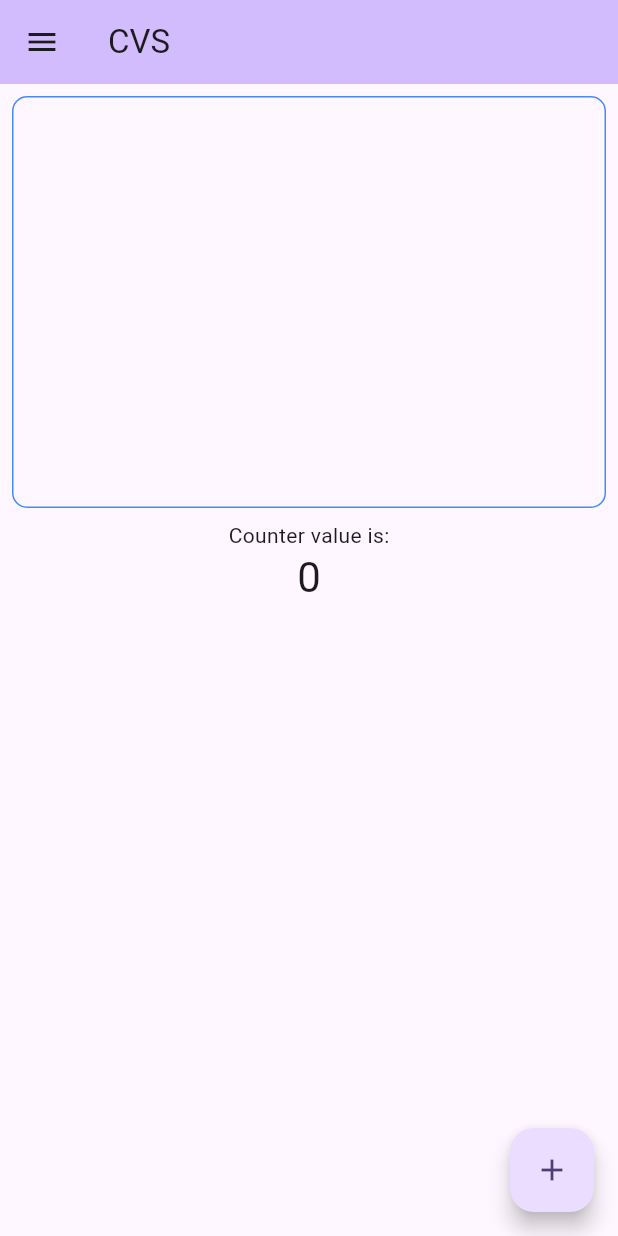
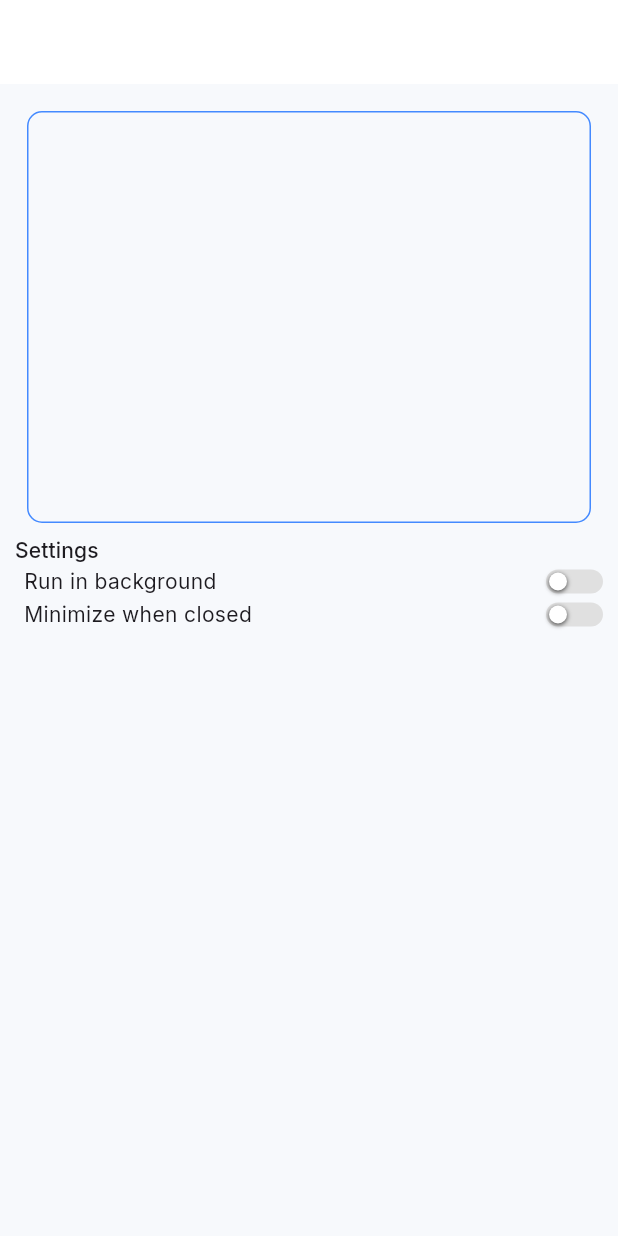
Before and after one commit to irhmaan/blinkers, a Flutter app: the screen it shows after launch, on a phone screen of 412 x 824 dp. Run offline on Flutter 3.47's test engine with Material 3 defaults, Android fonts, the phone set to English and light mode, and no system bars; our stand-ins replace google_fonts, loggy; missing offline and left inert: window_manager.

Commit message:
File Structure changed - screens and widgets inside presentation. Custom Row Widget created with slider button. Added Fixed Windows sizing to application. Added logger service.

```diff
--- /dev/null
+++ b/lib/core/app_theme.dart
@@ -0,0 +1,163 @@
+// app_theme.dart
+// Theme + Font utility using google_fonts
+
+import 'package:flutter/material.dart';
+import 'package:google_fonts/google_fonts.dart';
+
+class AppColors {
+  AppColors._();
+  static const Color primary = Color(0xFF0B63D6);
+  static const Color primaryVariant = Color(0xFF084FB0);
+  static const Color secondary = Color(0xFF00BFA6);
+  static const Color bg = Color(0xFFF7F9FC);
+  static const Color surface = Colors.white;
+  static const Color error = Color(0xFFB00020);
+}
+
+class AppFonts {
+  AppFonts._();
+
+  // Use GoogleFonts to create TextStyle objects. These are convenient defaults
+  // -- call AppFonts.h1, AppFonts.body, etc. from widgets or use AppTheme's textTheme.
+
+  static TextStyle h1([Color? color]) => GoogleFonts.poppins(
+    fontSize: 28,
+    fontWeight: FontWeight.w700,
+    letterSpacing: -0.5,
+    color: color,
+  );
+
+  static TextStyle h2([Color? color]) => GoogleFonts.poppins(
+    fontSize: 22,
+    fontWeight: FontWeight.w600,
+    color: color,
+  );
+
+  static TextStyle subtitle([Color? color]) => GoogleFonts.inter(
+    fontSize: 16,
+    fontWeight: FontWeight.w500,
+    color: color,
+  );
+
+  static TextStyle body([Color? color]) => GoogleFonts.inter(
+    fontSize: 14,
+    fontWeight: FontWeight.w400,
+    height: 1.4,
+    color: color,
+  );
+
+  static TextStyle caption([Color? color]) => GoogleFonts.inter(
+    fontSize: 12,
+    fontWeight: FontWeight.w400,
+    color: color,
+  );
+}
+
+class AppTheme {
+  AppTheme._();
+
+  static final _lightColorScheme = ColorScheme(
+    brightness: Brightness.light,
+    primary: AppColors.primary,
+    onPrimary: Colors.white,
+    secondary: AppColors.secondary,
+    onSecondary: Colors.white,
+    error: AppColors.error,
+    onError: Colors.white,
+    surfaceContainer: AppColors.bg,
+    onSurfaceVariant: Colors.black87,
+    surface: AppColors.surface,
+    onSurface: Colors.black87,
+  );
+
+  static ThemeData get lightTheme {
+    final base = ThemeData.light();
+    return base.copyWith(
+      colorScheme: _lightColorScheme,
+      primaryColor: _lightColorScheme.primary,
+      scaffoldBackgroundColor: _lightColorScheme.surfaceContainer,
+      appBarTheme: AppBarTheme(
+        backgroundColor: _lightColorScheme.primary,
+        foregroundColor: _lightColorScheme.onPrimary,
+        elevation: 0,
+        titleTextStyle: AppFonts.h2(_lightColorScheme.onPrimary),
+      ),
+      textTheme: GoogleFonts.interTextTheme().copyWith(
+        displayLarge: AppFonts.h1(_lightColorScheme.onSurface),
+        displayMedium: AppFonts.h2(_lightColorScheme.onSurface),
+        titleMedium: AppFonts.subtitle(_lightColorScheme.onSurface),
+        bodyLarge: AppFonts.body(_lightColorScheme.onSurface),
+        bodySmall: AppFonts.caption(_lightColorScheme.onSurface),
+      ),
+
+      elevatedButtonTheme: ElevatedButtonThemeData(
+        style: ElevatedButton.styleFrom(
+          textStyle: AppFonts.subtitle(Colors.white),
+          shape: RoundedRectangleBorder(
+            borderRadius: BorderRadius.circular(12),
+          ),
+          padding: const EdgeInsets.symmetric(horizontal: 18, vertical: 14),
+        ),
+      ),
+      cardTheme: CardTheme(
+        color: _lightColorScheme.surface,
+        elevation: 2,
+        shape: RoundedRectangleBorder(borderRadius: BorderRadius.circular(12)),
+      ),
+    );
+  }
+
+  static final _darkColorScheme = ColorScheme(
+    brightness: Brightness.dark,
+    primary: Color(0xFF4DA6FF),
+    onPrimary: Colors.black,
+    secondary: Color(0xFF66E0C1),
+    onSecondary: Colors.black,
+    error: AppColors.error,
+    onError: Colors.white,
+    // surface: Color(0xFF0B1020),
+    onSurface: Colors.white70,
+    surface: Color(0xFF0F1724),
+    // onSurface: Colors.white70,
+  );
+
+  static ThemeData get darkTheme {
+    final base = ThemeData.dark();
+    return base.copyWith(
+      colorScheme: _darkColorScheme,
+      primaryColor: _darkColorScheme.primary,
+      scaffoldBackgroundColor: _darkColorScheme.surface,
+      appBarTheme: AppBarTheme(
+        backgroundColor: _darkColorScheme.surface,
+        foregroundColor: _darkColorScheme.onSurface,
+        elevation: 0,
+        titleTextStyle: AppFonts.h2(_darkColorScheme.onSurface),
+      ),
+
+      textTheme: GoogleFonts.interTextTheme().copyWith(
+        labelLarge: AppFonts.h1(_darkColorScheme.onSurface),
+        displayLarge: AppFonts.h1(_darkColorScheme.onSurface),
+        bodyLarge: AppFonts.h1(_darkColorScheme.onSurface),
+        titleMedium: AppFonts.caption(_darkColorScheme.onSurface),
+        displayMedium: AppFonts.body(_darkColorScheme.onSurface),
+        bodySmall: AppFonts.body(_darkColorScheme.onSurface),
+        bodyMedium: AppFonts.body(_darkColorScheme.onSurface),
+      ),
+
+      elevatedButtonTheme: ElevatedButtonThemeData(
+        style: ElevatedButton.styleFrom(
+          textStyle: AppFonts.subtitle(_darkColorScheme.onPrimary),
+          shape: RoundedRectangleBorder(
+            borderRadius: BorderRadius.circular(12),
+          ),
+          padding: const EdgeInsets.symmetric(horizontal: 18, vertical: 14),
+        ),
+      ),
+      cardTheme: CardTheme(
+        color: _darkColorScheme.surface,
+        elevation: 1,
+        shape: RoundedRectangleBorder(borderRadius: BorderRadius.circular(12)),
+      ),
+    );
+  }
+}
--- /dev/null
+++ b/lib/core/global.dart
@@ -0,0 +1,9 @@
+// Global Application settings and configurations
+
+import 'dart:core';
+
+class Global {
+  bool isMinimizeToTray = false;
+  bool allowRunBackground = false;
+  bool startWithSystem = false;
+}
--- /dev/null
+++ b/lib/core/logger.dart
@@ -0,0 +1,20 @@
+import 'package:loggy/loggy.dart';
+
+class Logger {
+  // Singleton instance
+  static final Logger _instance = Logger._internal();
+
+  factory Logger() => _instance;
+
+  Logger._internal() {
+    // Initialize Loggy only once
+    Loggy.initLoggy(logPrinter: const PrettyPrinter(showColors: true));
+  }
+
+  final _loggy = Loggy("CVS Logger");
+
+  void debug(String message) => _loggy.debug(message);
+  void info(String message) => _loggy.info(message);
+  void warning(String message) => _loggy.warning(message);
+  void error(String message) => _loggy.error(message);
+}
--- /dev/null
+++ b/lib/core/tray_manager.dart
@@ -0,0 +1,3 @@
+class TrayManager {
+  void initTray() {}
+}
--- a/lib/main.dart
+++ b/lib/main.dart
@@ -1,9 +1,31 @@
-import 'package:cvs/screens/home.dart';
+import 'package:cvs/core/app_theme.dart';
+import 'package:cvs/presentation/screens/home.dart';
 import 'package:flutter/material.dart';
+import 'package:window_manager/window_manager.dart';
 
 void main() async {
   WidgetsFlutterBinding.ensureInitialized();
+  await windowManager.ensureInitialized();
 
+  const Size fixedSize = Size(800, 600); // your fixed width & height
+
+  WindowOptions windowOptions = const WindowOptions(
+    size: fixedSize,
+    center: true,
+    backgroundColor: Colors.transparent,
+    skipTaskbar: false,
+    titleBarStyle: TitleBarStyle.normal,
+  );
+
+  windowManager.waitUntilReadyToShow(windowOptions, () async {
+    await windowManager.show();
+    await windowManager.focus();
+
+    // Lock to fixed size
+    await windowManager.setSize(fixedSize);
+    await windowManager.setMinimumSize(fixedSize);
+    await windowManager.setMaximumSize(fixedSize);
+  });
   runApp(const MyApp());
 }
 
@@ -16,9 +38,9 @@ class MyApp extends StatelessWidget {
     return MaterialApp(
       title: 'Flutter Demo',
       debugShowCheckedModeBanner: false,
-      theme: ThemeData(
-        colorScheme: ColorScheme.fromSeed(seedColor: Colors.deepPurple),
-      ),
+      theme: AppTheme.lightTheme,
+      darkTheme: AppTheme.darkTheme,
+      themeMode: ThemeMode.system,
       home: const MyHomePage(title: 'CVS'),
     );
   }
--- /dev/null
+++ b/lib/presentation/screens/home.dart
@@ -0,0 +1,78 @@
+import 'package:cvs/presentation/widgets/row_textbox.dart';
+import 'package:cvs/utils/common_utils.dart';
+import 'package:flutter/material.dart';
+
+class MyHomePage extends StatefulWidget {
+  const MyHomePage({super.key, required this.title});
+  final String title;
+
+  @override
+  State<MyHomePage> createState() => _MyHomePageState();
+}
+
+class _MyHomePageState extends State<MyHomePage> {
+  bool _isOn = false;
+  bool isMinimized = false;
+
+  @override
+  Widget build(BuildContext context) {
+    return Scaffold(
+      // extendBodyBehindAppBar: true,
+      drawer: Drawer(),
+      appBar: AppBar(
+        backgroundColor: Theme.of(context).colorScheme.inversePrimary,
+        title: Text(widget.title),
+      ),
+      body: Center(
+        child: Padding(
+          padding: const EdgeInsets.all(10.0),
+          child: Column(
+            mainAxisAlignment: MainAxisAlignment.start,
+            children: <Widget>[
+              Padding(
+                padding: const EdgeInsets.all(8.0),
+                child: Container(
+                  height: CommonUtils.screenHeight(context) / 3,
+                  width: CommonUtils.screenWidth(context) / 1.0,
+                  decoration: BoxDecoration(
+                    border: Border.all(color: Colors.blueAccent),
+                    borderRadius: BorderRadius.circular(10),
+                  ),
+                ),
+              ),
+              Row(
+                children: [
+                  Text(
+                    'Settings',
+                    style: Theme.of(context).textTheme.labelLarge!.copyWith(),
+                  ),
+                ],
+              ),
+              Padding(
+                padding: const EdgeInsets.fromLTRB(6.0, 0, 0, 0),
+                child: Column(
+                  crossAxisAlignment: CrossAxisAlignment.start,
+                  children: [
+                    RowTextWidget(
+                      label: 'Run in background',
+                      hintText: 'Allow the app to run in background',
+                      value: _isOn,
+                      onChanged: (v) => setState(() => _isOn = v),
+                    ),
+                    // spacing between rows
+                    RowTextWidget(
+                      label: 'Minimize when closed',
+                      value: isMinimized,
+                      onChanged: (p0) => setState(() => isMinimized = p0),
+                      hintText: 'Minimize the app to system tray when closed',
+                    ),
+                  ],
+                ),
+              ),
+            ],
+          ),
+        ),
+      ),
+    );
+  }
+}
--- /dev/null
+++ b/lib/presentation/widgets/row_textbox.dart
@@ -0,0 +1,55 @@
+// Custom Row Text widget
+import 'package:cvs/presentation/widgets/slide_switch.dart';
+import 'package:flutter/material.dart';
+
+class RowTextWidget extends StatefulWidget {
+  final String label;
+  final String hintText;
+  final void Function(bool)? onChanged;
+  final bool value;
+
+  const RowTextWidget({
+    super.key,
+    required this.label,
+    required this.hintText,
+    this.onChanged,
+    this.value = false,
+  });
+
+  @override
+  State<RowTextWidget> createState() => _RowTextWidgetState();
+}
+
+class _RowTextWidgetState extends State<RowTextWidget> {
+  @override
+  Widget build(BuildContext context) {
+    return Padding(
+      padding: const EdgeInsets.symmetric(vertical: 1.0),
+      child: GestureDetector(
+        onTap: () => widget.onChanged?.call(!widget.value),
+        child: Row(
+          mainAxisAlignment: MainAxisAlignment.spaceBetween, // pushes apart
+          children: [
+            Tooltip(
+              preferBelow: false,
+              message: widget.hintText,
+              child: Text(
+                widget.label,
+                style: Theme.of(context).textTheme.bodyMedium,
+              ),
+            ),
+            CustomCupertinoSwitch(
+              value: widget.value,
+              onChanged: widget.onChanged,
+              activeColor: Colors.green,
+              inactiveColor: Colors.grey.shade300,
+              thumbColor: Colors.white,
+              width: 38,
+              height: 16,
+            ),
+          ],
+        ),
+      ),
+    );
+  }
+}
--- /dev/null
+++ b/lib/presentation/widgets/slide_switch.dart
@@ -0,0 +1,217 @@
+import 'package:flutter/material.dart';
+import 'package:flutter/services.dart';
+
+/// A compact, customizable Cupertino-like switch.
+/// - `value` and `onChanged` behave like a normal Switch.
+/// - Customize sizes, colors, duration, and padding.
+class CustomCupertinoSwitch extends StatefulWidget {
+  const CustomCupertinoSwitch({
+    super.key,
+    required this.value,
+    required this.onChanged,
+    this.activeColor,
+    this.inactiveColor,
+    this.thumbColor,
+    this.width = 50.0,
+    this.height = 30.0,
+    this.padding = 2.0,
+    this.duration = const Duration(milliseconds: 200),
+    this.disabled = false,
+  });
+
+  final bool value;
+  final ValueChanged<bool>? onChanged;
+  final Color? activeColor; // track color when true
+  final Color? inactiveColor; // track color when false
+  final Color? thumbColor;
+  final double width;
+  final double height;
+  final double padding;
+  final Duration duration;
+  final bool disabled;
+
+  @override
+  State<CustomCupertinoSwitch> createState() => _CustomCupertinoSwitchState();
+}
+
+class _CustomCupertinoSwitchState extends State<CustomCupertinoSwitch>
+    with TickerProviderStateMixin {
+  late bool _value;
+  late AnimationController _scaleController;
+
+  @override
+  void initState() {
+    super.initState();
+    _value = widget.value;
+    _scaleController = AnimationController(
+      vsync: this,
+      duration: const Duration(milliseconds: 120),
+      lowerBound: 0.0,
+      upperBound: 0.06,
+    );
+  }
+
+  @override
+  void didUpdateWidget(covariant CustomCupertinoSwitch oldWidget) {
+    super.didUpdateWidget(oldWidget);
+    if (oldWidget.value != widget.value) {
+      setState(() => _value = widget.value);
+    }
+  }
+
+  @override
+  void dispose() {
+    _scaleController.dispose();
+    super.dispose();
+  }
+
+  void _toggle() {
+    if (widget.disabled) return;
+    widget.onChanged?.call(!_value);
+    // optimistic UI update
+    setState(() => _value = !_value);
+  }
+
+  @override
+  Widget build(BuildContext context) {
+    final Color defaultActive = widget.activeColor ?? Color(0xFF34C759);
+    final Color defaultInactive = widget.inactiveColor ?? Colors.grey.shade300;
+    final Color defaultThumb = widget.thumbColor ?? Colors.white;
+    final double thumbSize = widget.height - 2 * widget.padding;
+    final double alignX = _value ? 1.0 : -1.0;
+
+    return Semantics(
+      container: true,
+      button: true,
+      toggled: _value,
+      enabled: !widget.disabled,
+      label: 'Toggle',
+      child: GestureDetector(
+        onTapDown: (_) => _scaleController.forward(),
+        onTapUp: (_) => _scaleController.reverse(),
+        onTapCancel: () => _scaleController.reverse(),
+        onTap: _toggle,
+        behavior: HitTestBehavior.translucent,
+        child: FocusableActionDetector(
+          enabled: !widget.disabled,
+          mouseCursor:
+              widget.disabled
+                  ? SystemMouseCursors.forbidden
+                  : SystemMouseCursors.click,
+          onShowHoverHighlight: (_) {},
+          onShowFocusHighlight: (_) {},
+          shortcuts: <LogicalKeySet, Intent>{
+            LogicalKeySet(LogicalKeyboardKey.space): ActivateIntent(),
+            LogicalKeySet(LogicalKeyboardKey.enter): ActivateIntent(),
+          },
+          actions: <Type, Action<Intent>>{
+            ActivateIntent: CallbackAction<ActivateIntent>(
+              onInvoke: (intent) => _toggle(),
+            ),
+          },
+          child: AnimatedScale(
+            scale: 1.0 - _scaleController.value,
+            duration: const Duration(milliseconds: 120),
+            curve: Curves.easeOut,
+            child: AnimatedContainer(
+              duration: widget.duration,
+              width: widget.width,
+              height: widget.height,
+              padding: EdgeInsets.all(widget.padding),
+              decoration: BoxDecoration(
+                color: _value ? defaultActive : defaultInactive,
+                borderRadius: BorderRadius.circular(widget.height / 2),
+                boxShadow: [
+                  // subtle shadow for thumb elevation when ON
+                  if (_value)
+                    BoxShadow(
+                      color: (defaultActive).withValues(
+                        red: 0.25,
+                        blue: 0.25,
+                        green: 0.25,
+                      ),
+                      blurRadius: 6,
+                      offset: const Offset(0, 2),
+                    ),
+                ],
+              ),
+              child: LayoutBuilder(
+                builder: (context, constraints) {
+                  final availableWidth =
+                      constraints.maxWidth - 2 * widget.padding;
+                  final thumbDiameter = thumbSize.clamp(0.0, availableWidth);
+                  return Stack(
+                    children: [
+                      // Optional track inner effect (gloss)
+                      Positioned.fill(
+                        child: IgnorePointer(
+                          child: AnimatedOpacity(
+                            opacity: _value ? 0.06 : 0.0,
+                            duration: widget.duration,
+                            child: Container(
+                              decoration: BoxDecoration(
+                                borderRadius: BorderRadius.circular(
+                                  widget.height / 2,
+                                ),
+                                // slight gradient/overlay to feel more Cupertino-like
+                                gradient:
+                                    _value
+                                        ? LinearGradient(
+                                          colors: [
+                                            Colors.white.withValues(
+                                              red: 0.06,
+                                              blue: 0.06,
+                                              green: 0.06,
+                                            ),
+                                            Colors.white.withValues(
+                                              red: 0.06,
+                                              blue: 0.06,
+                                              green: 0.06,
+                                            ),
+                                          ],
+                                          begin: Alignment.topCenter,
+                                          end: Alignment.bottomCenter,
+                                        )
+                                        : null,
+                              ),
+                            ),
+                          ),
+                        ),
+                      ),
+
+                      // Thumb
+                      AnimatedAlign(
+                        duration: widget.duration,
+                        curve: Curves.easeInOut,
+                        alignment: Alignment(alignX, 0.0),
+                        child: Container(
+                          width: thumbDiameter,
+                          height: thumbDiameter,
+                          decoration: BoxDecoration(
+                            color: defaultThumb,
+                            shape: BoxShape.circle,
+                            boxShadow: [
+                              BoxShadow(
+                                color: Colors.black.withValues(
+                                  red: 0.25,
+                                  blue: 0.25,
+                                  green: 0.25,
+                                ),
+                                blurRadius: 2,
+                                offset: const Offset(0, 1),
+                              ),
+                            ],
+                          ),
+                        ),
+                      ),
+                    ],
+                  );
+                },
+              ),
+            ),
+          ),
+        ),
+      ),
+    );
+  }
+}
--- a/lib/screens/home.dart
+++ /dev/null
@@ -1,60 +0,0 @@
-import 'package:cvs/utils/common_utils.dart';
-import 'package:flutter/material.dart';
-
-class MyHomePage extends StatefulWidget {
-  const MyHomePage({super.key, required this.title});
-  final String title;
-
-  @override
-  State<MyHomePage> createState() => _MyHomePageState();
-}
-
-class _MyHomePageState extends State<MyHomePage> {
-  int _counter = 0;
-
-  void _incrementCounter() {
-    setState(() {
-      _counter++;
-    });
-  }
-
-  @override
-  Widget build(BuildContext context) {
-    return Scaffold(
-      // extendBodyBehindAppBar: true,
-      drawer: Drawer(),
-      appBar: AppBar(
-        backgroundColor: Theme.of(context).colorScheme.inversePrimary,
-        title: Text(widget.title),
-      ),
-      body: Center(
-        child: Column(
-          mainAxisAlignment: MainAxisAlignment.start,
-          children: <Widget>[
-            Padding(
-              padding: const EdgeInsets.all(8.0),
-              child: Container(
-                height: CommonUtils.screenHeight(context) / 3,
-                width: CommonUtils.screenWidth(context) / 1.0,
-                decoration: BoxDecoration(
-                  border: Border.all(color: Colors.blueAccent),
-                  borderRadius: BorderRadius.circular(10),
-                ),
-              ),
-            ),
-            const Text('Counter value is:'),
-            Text(
-              '$_counter',
-              style: Theme.of(context).textTheme.headlineMedium,
-            ),
-          ],
-        ),
-      ),
-      floatingActionButton: FloatingActionButton(
-        onPressed: _incrementCounter,
-        tooltip: 'Increment',
-        child: const Icon(Icons.add),
-      ),
-    );
-  }
-}
--- a/pubspec.yaml
+++ b/pubspec.yaml
@@ -38,6 +38,9 @@ dependencies:
   tray_manager: ^0.5.1
   window_manager: ^0.5.1
   provider: ^6.1.5+1
+  google_fonts: ^6.3.1
+  animated_toggle_switch: ^0.8.5
+  loggy: ^2.0.3
 
 dev_dependencies:
   flutter_test:
```
Also changed, not shown: pubspec.lock, 1 other file.
